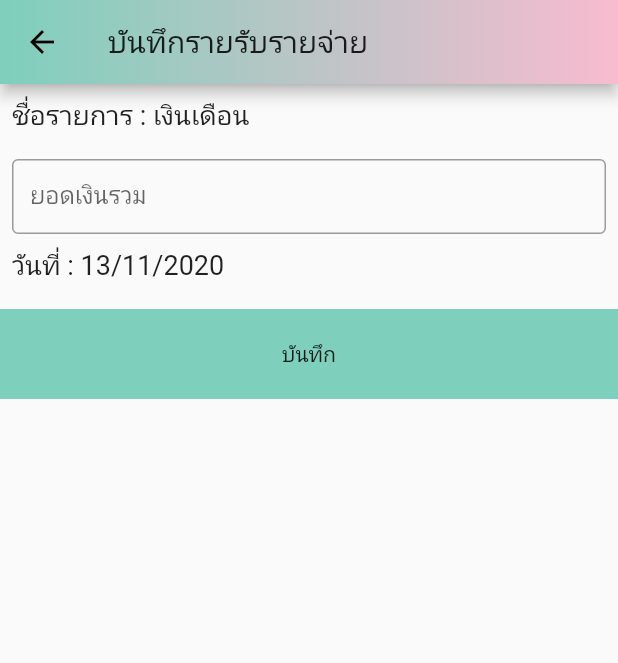
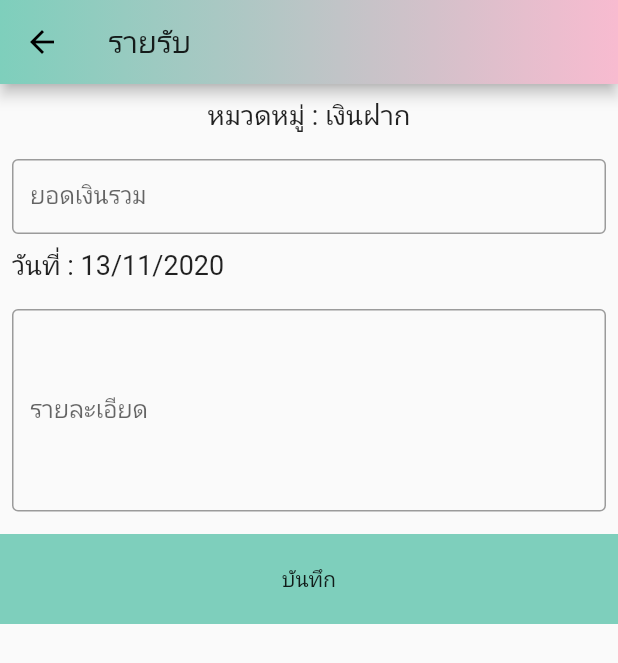
Before and after one commit to jaruporn-tadsee/internship, a Flutter app: the AddItems screen opened directly, on a phone screen of 412 x 824 dp. Shown: the top 663 px of the screen. Run offline on Flutter 3.47's test engine with Material 2 defaults, Android fonts, the phone set to English and light mode, and no system bars; our stand-ins replace gradient_app_bar.

Commit message:
fix for some method

```diff
--- a/lib/add_items.dart
+++ b/lib/add_items.dart
@@ -4,7 +4,8 @@ import 'package:gradient_app_bar/gradient_app_bar.dart';
 
 class AddItems extends StatefulWidget {
   final Items items;
-  const AddItems({Key key, this.items, String title}) : super(key: key);
+  const AddItems({Key key, this.items, String title, String type})
+      : super(key: key);
 
   @override
   _AddItemsState createState() => _AddItemsState();
@@ -24,7 +25,7 @@ class _AddItemsState extends State<AddItems> {
   Widget build(BuildContext context) {
     return Scaffold(
       appBar: GradientAppBar(
-        title: Text("บันทึกรายรับรายจ่าย"),
+        title: Text(widget.items.type),
         backgroundColorStart: Color(0xff7ECFBC),
         backgroundColorEnd: Colors.pink[100],
       ),
@@ -33,25 +34,21 @@ class _AddItemsState extends State<AddItems> {
           Container(
             height: 50,
             padding: EdgeInsets.fromLTRB(8, 8, 8, 0),
-            child: Row(
-              children: [
-                Column(
+            child: InkWell(
+              child: Column(
                 children: [
                   Text(
-                      "ชื่อรายการ : ",
+                    "หมวดหมู่ : ${widget.items.title}",
                     style: TextStyle(fontSize: 18),
                   )
                 ],
               ),
-                Column(
-                  children: [
-                    Text(
-                      widget.items.title,
-                      style: TextStyle(fontSize: 18),
-                    )
-                  ],
-                )
-              ],
+              onTap: () {
+                Navigator.push(
+                  context,
+                  MaterialPageRoute(builder: (context) => AddList()),
+                );
+              },
             ),
           ),
           Container(
@@ -63,7 +60,8 @@ class _AddItemsState extends State<AddItems> {
                 border: OutlineInputBorder(),
                 labelText: 'ยอดเงินรวม',
               ),
-              )),
+            ),
+          ),
           Container(
             height: 50,
             padding: EdgeInsets.fromLTRB(8, 8, 8, 0),
@@ -78,6 +76,17 @@ class _AddItemsState extends State<AddItems> {
             ),
           ),
           Container(
+            height: 150,
+            padding: EdgeInsets.fromLTRB(8, 0, 8, 8),
+            child: TextField(
+              maxLines: 5,
+              decoration: InputDecoration(
+                border: OutlineInputBorder(),
+                labelText: 'รายละเอียด',
+              ),
+            ),
+          ),
+          Container(
             height: 60,
             color: Color(0xff7ECFBC),
             child: FlatButton(
@@ -87,7 +96,8 @@ class _AddItemsState extends State<AddItems> {
               child: Text(
                 "บันทึก",
               ),
-              )),
+            ),
+          ),
         ],
       ),
     );
--- a/pubspec.yaml
+++ b/pubspec.yaml
@@ -29,6 +29,8 @@ dependencies:
   # The following adds the Cupertino Icons font to your application.
   # Use with the CupertinoIcons class for iOS style icons.
   cupertino_icons: ^0.1.3
+  sqflite:
+  path:
 
 dev_dependencies:
   flutter_test:
```
Also changed, not shown: lib/add_list.dart (+26 -18 lines), lib/main.dart (+37 -1 lines), pubspec.lock. Lines whose indentation alone changed are shown as unchanged.
